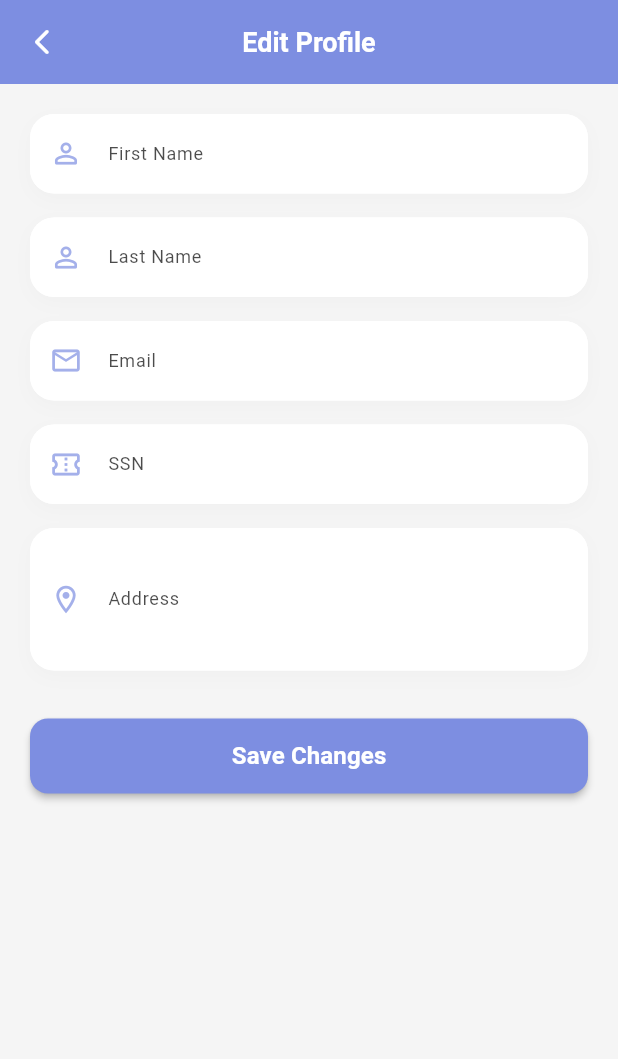
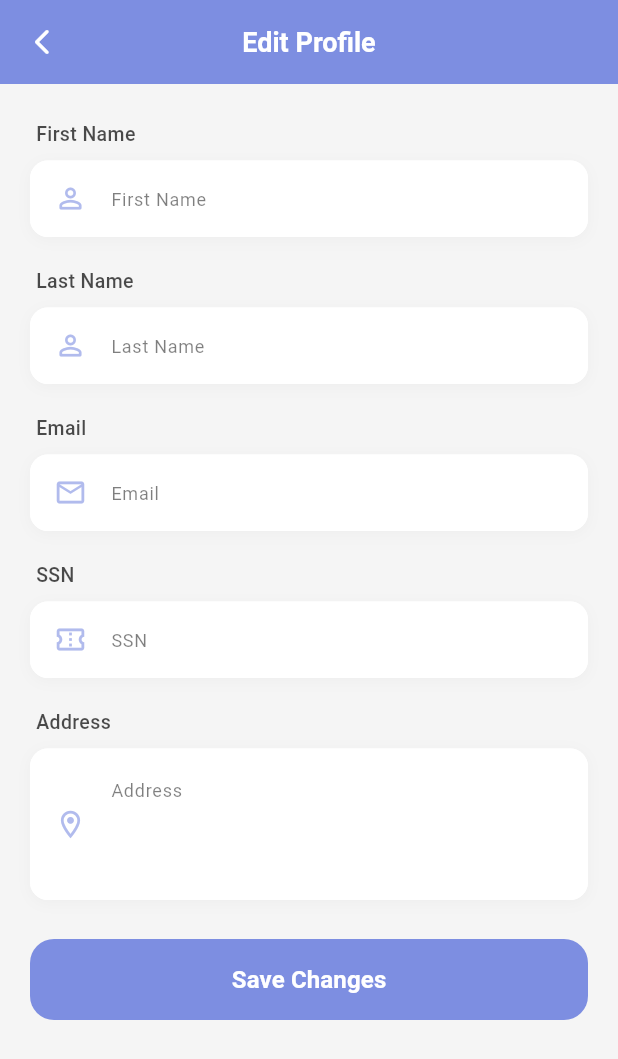
Before and after one commit to TuNguyn/aicom_tech_fe, a Flutter app: the EditProfilePage screen opened directly, on a phone screen of 412 x 824 dp. Shown: the top 1059 px of the screen. Run offline on Flutter 3.47's test engine with Material 3 defaults, Android fonts, the phone set to English and light mode, and no system bars; our stand-ins replace dartz, dio, equatable, flutter_riverpod, flutter_svg, go_router and 2 more; accounts and stored records are empty.

Commit message:
feat: Refactor profile update logic and enhance UI with custom text fields and unfocus wrapper

```diff
--- a/lib/data/datasources/auth_remote_data_source.dart
+++ b/lib/data/datasources/auth_remote_data_source.dart
@@ -111,21 +111,33 @@ class AuthRemoteDataSourceImpl implements AuthRemoteDataSource {
   @override
   Future<TechUserModel> updateProfile(String id, Map<String, dynamic> data) async {
     try {
-      final response = await dioClient.put(
-        '/tech-user/$id',
+      final response = await dioClient.patch(
+        '/employee-app/profile',
         data: data,
       );
 
-      final userJson = response.data['data'] as Map<String, dynamic>;
-      // Assuming the token is not refreshed on profile update, or if it is, handle it.
-      // For now, we might need to retrieve the current token from somewhere or it might be in the response.
-      // If the API doesn't return the token, we might need to pass the existing one.
-      // Let's assume the response contains the updated user object.
-      // We'll use an empty token for now as it's not provided in the update response typically,
-      // but the model requires it. ideally we should get it from the state.
-      // However, data source doesn't have access to state.
-      // We will handle token preservation in the repository or notifier.
-      return TechUserModel.fromJson(userJson, '');
+      // Check if response has data
+      if (response.data == null) {
+        throw ServerException(message: 'Empty response from server');
+      }
+
+      // Try to get data from response
+      final responseData = response.data;
+      Map<String, dynamic> userJson;
+
+      // Check if response has 'data' field or is the data itself
+      if (responseData is Map<String, dynamic>) {
+        if (responseData.containsKey('data')) {
+          userJson = responseData['data'] as Map<String, dynamic>;
+        } else {
+          userJson = responseData;
+        }
+      } else {
+        throw ServerException(message: 'Invalid response format');
+      }
+
+      // Use fromLoginResponse as it handles store object properly
+      return TechUserModel.fromLoginResponse(userJson, '');
     } on AuthException {
       rethrow;
     } on ServerException {
--- a/lib/presentation/pages/auth/login_page.dart
+++ b/lib/presentation/pages/auth/login_page.dart
@@ -10,6 +10,7 @@ import '../../providers/auth_provider.dart';
 import '../../theme/app_colors.dart';
 import '../../theme/app_dimensions.dart';
 import '../../theme/app_text_styles.dart';
+import '../../widgets/unfocus_wrapper.dart';
 
 class LoginPage extends ConsumerStatefulWidget {
   const LoginPage({super.key});
@@ -123,12 +124,13 @@ class _LoginPageState extends ConsumerState<LoginPage> {
       );
     });
 
-    return Scaffold(
-      body: Container(
-        decoration: BoxDecoration(
-          gradient: AppColors.mainBackgroundGradient,
-        ),
-        child: SafeArea(
+    return UnfocusWrapper(
+      child: Scaffold(
+        body: Container(
+          decoration: BoxDecoration(
+            gradient: AppColors.mainBackgroundGradient,
+          ),
+          child: SafeArea(
           child: Center(
             child: SingleChildScrollView(
               padding: const EdgeInsets.all(AppDimensions.spacingL),
@@ -321,6 +323,7 @@ class _LoginPageState extends ConsumerState<LoginPage> {
           ),
         ),
       ),
+      ),
     );
   }
 }
--- a/lib/presentation/pages/profile/edit_profile_page.dart
+++ b/lib/presentation/pages/profile/edit_profile_page.dart
@@ -4,6 +4,8 @@ import 'package:flutter_riverpod/flutter_riverpod.dart';
 import '../../../app_dependencies.dart';
 import '../../theme/app_colors.dart';
 import '../../theme/app_text_styles.dart';
+import '../../widgets/unfocus_wrapper.dart';
+import '../../widgets/custom_text_field.dart';
 
 class EditProfilePage extends ConsumerStatefulWidget {
   const EditProfilePage({super.key});
@@ -92,6 +94,7 @@ class _EditProfilePageState extends ConsumerState<EditProfilePage> {
         statusBarIconBrightness: Brightness.light,
         statusBarBrightness: Brightness.dark,
       ),
+      child: UnfocusWrapper(
         child: Scaffold(
         backgroundColor: AppColors.background,
         appBar: AppBar(
@@ -122,15 +125,18 @@ class _EditProfilePageState extends ConsumerState<EditProfilePage> {
             ),
           ),
         ),
-        body: SingleChildScrollView(
-          physics: const BouncingScrollPhysics(),
+        body: Stack(
+          children: [
+            SingleChildScrollView(
+              physics: const ClampingScrollPhysics(),
               child: Padding(
-            padding: const EdgeInsets.all(20),
+                padding: const EdgeInsets.fromLTRB(20, 24, 20, 100),
                 child: Form(
                   key: _formKey,
                   child: Column(
+                    crossAxisAlignment: CrossAxisAlignment.start,
                     children: [
-                  _buildTextField(
+                      CustomTextField(
                         controller: _firstNameController,
                         label: 'First Name',
                         icon: Icons.person_outline_rounded,
@@ -141,8 +147,8 @@ class _EditProfilePageState extends ConsumerState<EditProfilePage> {
                           return null;
                         },
                       ),
-                  const SizedBox(height: 16),
-                  _buildTextField(
+                      const SizedBox(height: 20),
+                      CustomTextField(
                         controller: _lastNameController,
                         label: 'Last Name',
                         icon: Icons.person_outline_rounded,
@@ -153,55 +159,68 @@ class _EditProfilePageState extends ConsumerState<EditProfilePage> {
                           return null;
                         },
                       ),
-                  const SizedBox(height: 16),
-                  _buildTextField(
+                      const SizedBox(height: 20),
+                      CustomTextField(
                         controller: _emailController,
                         label: 'Email',
                         icon: Icons.email_outlined,
                         keyboardType: TextInputType.emailAddress,
                       ),
-                  const SizedBox(height: 16),
-                  _buildTextField(
+                      const SizedBox(height: 20),
+                      CustomTextField(
                         controller: _ssnController,
                         label: 'SSN',
                         icon: Icons.confirmation_number_outlined,
                         keyboardType: TextInputType.text,
                       ),
-                  const SizedBox(height: 16),
-                  _buildTextField(
+                      const SizedBox(height: 20),
+                      CustomTextField(
                         controller: _addressController,
                         label: 'Address',
                         icon: Icons.location_on_outlined,
                         keyboardType: TextInputType.streetAddress,
                         maxLines: 3,
                       ),
-                  const SizedBox(height: 32),
-                  SizedBox(
+                    ],
+                  ),
+                ),
+              ),
+            ),
+            // Fixed bottom button
+            Positioned(
+              left: 20,
+              right: 20,
+              bottom: 20,
+              child: SizedBox(
                 width: double.infinity,
-                    height: 50,
+                height: 54,
                 child: ElevatedButton(
                   onPressed: isLoading ? null : _submit,
                   style: ElevatedButton.styleFrom(
                     backgroundColor: AppColors.primary,
+                    disabledBackgroundColor: AppColors.primary.withValues(alpha: 0.6),
                     shape: RoundedRectangleBorder(
-                          borderRadius: BorderRadius.circular(12),
+                      borderRadius: BorderRadius.circular(16),
                     ),
-                        elevation: 2,
+                    elevation: 0,
+                    shadowColor: Colors.transparent,
                   ),
                   child: isLoading
                       ? const SizedBox(
-                              width: 24,
-                              height: 24,
+                          width: 22,
+                          height: 22,
                           child: CircularProgressIndicator(
                             color: Colors.white,
-                                strokeWidth: 2,
+                            strokeWidth: 2.5,
                           ),
                         )
                       : Text(
                           'Save Changes',
                           style: AppTextStyles.titleLarge.copyWith(
                             color: Colors.white,
-                                fontWeight: FontWeight.bold,
+                            fontWeight: FontWeight.w600,
+                            fontSize: 16,
+                          ),
                         ),
                 ),
               ),
@@ -210,69 +229,7 @@ class _EditProfilePageState extends ConsumerState<EditProfilePage> {
         ),
         ),
       ),
-        ),
-      ),
     );
   }
 
-  Widget _buildTextField({
-    required TextEditingController controller,
-    required String label,
-    required IconData icon,
-    String? Function(String?)? validator,
-    TextInputType? keyboardType,
-    int maxLines = 1,
-  }) {
-    return Container(
-      decoration: BoxDecoration(
-        color: AppColors.surface,
-        borderRadius: BorderRadius.circular(16),
-        boxShadow: [
-          BoxShadow(
-            color: Colors.black.withValues(alpha: 0.02),
-            blurRadius: 10,
-            offset: const Offset(0, 4),
-          ),
-        ],
-      ),
-      child: TextFormField(
-        controller: controller,
-        validator: validator,
-        keyboardType: keyboardType,
-        maxLines: maxLines,
-        style: AppTextStyles.bodyMedium.copyWith(
-          color: AppColors.textPrimary,
-        ),
-        decoration: InputDecoration(
-          labelText: label,
-          labelStyle: AppTextStyles.bodySmall.copyWith(
-            color: AppColors.textSecondary,
-          ),
-          prefixIcon: Icon(
-            icon,
-            color: AppColors.primary.withValues(alpha: 0.7),
-            size: 22,
-          ),
-          border: OutlineInputBorder(
-            borderRadius: BorderRadius.circular(16),
-            borderSide: BorderSide.none,
-          ),
-          enabledBorder: OutlineInputBorder(
-            borderRadius: BorderRadius.circular(16),
-            borderSide: BorderSide.none,
-          ),
-          focusedBorder: OutlineInputBorder(
-            borderRadius: BorderRadius.circular(16),
-            borderSide: BorderSide(
-              color: AppColors.primary.withValues(alpha: 0.5),
-              width: 1.5,
-            ),
-          ),
-          filled: true,
-          fillColor: AppColors.surface,
-          contentPadding: const EdgeInsets.all(16),
-        ),
-      ),
-    );
 }
-}
--- a/lib/presentation/pages/profile/profile_page.dart
+++ b/lib/presentation/pages/profile/profile_page.dart
@@ -26,7 +26,7 @@ class ProfilePage extends ConsumerWidget {
       child: Scaffold(
         backgroundColor: AppColors.background,
         body: CustomScrollView(
-          physics: const BouncingScrollPhysics(),
+          physics: const ClampingScrollPhysics(),
           slivers: [
             // Consistent Header with MorePage
             SliverAppBar(
--- a/lib/presentation/pages/walk_in/walk_in_edit_detail_page.dart
+++ b/lib/presentation/pages/walk_in/walk_in_edit_detail_page.dart
@@ -2,6 +2,7 @@ import 'package:flutter/material.dart';
 import 'package:intl/intl.dart';
 import '../../theme/app_colors.dart';
 import '../../theme/app_text_styles.dart';
+import '../../widgets/unfocus_wrapper.dart';
 import 'service_station_selection_page.dart';
 
 class WalkInEditDetailPage extends StatefulWidget {
@@ -228,9 +229,10 @@ class _WalkInEditDetailPageState extends State<WalkInEditDetailPage> {
 
   @override
   Widget build(BuildContext context) {
-    return Scaffold(
-      backgroundColor: Colors.grey[50],
-      appBar: AppBar(
+    return UnfocusWrapper(
+      child: Scaffold(
+        backgroundColor: Colors.grey[50],
+        appBar: AppBar(
         backgroundColor: AppColors.primary,
         foregroundColor: Colors.white,
         elevation: 0,
@@ -273,6 +275,7 @@ class _WalkInEditDetailPageState extends State<WalkInEditDetailPage> {
         ],
       ),
       bottomSheet: _buildBottomActions(),
+      ),
     );
   }
 
--- /dev/null
+++ b/lib/presentation/widgets/custom_text_field.dart
@@ -0,0 +1,134 @@
+import 'package:flutter/material.dart';
+import '../theme/app_colors.dart';
+import '../theme/app_text_styles.dart';
+
+/// Custom text field widget with consistent styling across the app
+class CustomTextField extends StatelessWidget {
+  final TextEditingController controller;
+  final String label;
+  final IconData icon;
+  final String? Function(String?)? validator;
+  final TextInputType? keyboardType;
+  final int maxLines;
+  final bool obscureText;
+  final Widget? suffixIcon;
+  final String? hintText;
+  final void Function(String)? onChanged;
+  final bool showLabel;
+  final Color? fillColor;
+
+  const CustomTextField({
+    super.key,
+    required this.controller,
+    required this.label,
+    required this.icon,
+    this.validator,
+    this.keyboardType,
+    this.maxLines = 1,
+    this.obscureText = false,
+    this.suffixIcon,
+    this.hintText,
+    this.onChanged,
+    this.showLabel = true,
+    this.fillColor,
+  });
+
+  @override
+  Widget build(BuildContext context) {
+    return Column(
+      crossAxisAlignment: CrossAxisAlignment.start,
+      children: [
+        if (showLabel)
+          Padding(
+            padding: const EdgeInsets.only(left: 4, bottom: 8),
+            child: Text(
+              label,
+              style: AppTextStyles.bodySmall.copyWith(
+                color: AppColors.textSecondary,
+                fontSize: 13,
+                fontWeight: FontWeight.w500,
+              ),
+            ),
+          ),
+        Container(
+          decoration: BoxDecoration(
+            color: fillColor ?? AppColors.surface,
+            borderRadius: BorderRadius.circular(12),
+            boxShadow: [
+              BoxShadow(
+                color: Colors.black.withValues(alpha: 0.03),
+                blurRadius: 8,
+                offset: const Offset(0, 2),
+              ),
+            ],
+          ),
+          child: TextFormField(
+            controller: controller,
+            validator: validator,
+            keyboardType: keyboardType,
+            maxLines: maxLines,
+            obscureText: obscureText,
+            onChanged: onChanged,
+            style: AppTextStyles.bodyMedium.copyWith(
+              color: AppColors.textPrimary,
+              fontSize: 15,
+            ),
+            decoration: InputDecoration(
+              hintText: hintText ?? label,
+              hintStyle: AppTextStyles.bodySmall.copyWith(
+                color: AppColors.textHint.withValues(alpha: 0.5),
+              ),
+              prefixIcon: Padding(
+                padding: const EdgeInsets.only(left: 16, right: 12),
+                child: Icon(
+                  icon,
+                  color: AppColors.primary.withValues(alpha: 0.6),
+                  size: 22,
+                ),
+              ),
+              prefixIconConstraints: const BoxConstraints(
+                minWidth: 50,
+              ),
+              suffixIcon: suffixIcon,
+              border: OutlineInputBorder(
+                borderRadius: BorderRadius.circular(12),
+                borderSide: BorderSide.none,
+              ),
+              enabledBorder: OutlineInputBorder(
+                borderRadius: BorderRadius.circular(12),
+                borderSide: BorderSide.none,
+              ),
+              focusedBorder: OutlineInputBorder(
+                borderRadius: BorderRadius.circular(12),
+                borderSide: BorderSide(
+                  color: AppColors.primary.withValues(alpha: 0.3),
+                  width: 1.5,
+                ),
+              ),
+              errorBorder: OutlineInputBorder(
+                borderRadius: BorderRadius.circular(12),
+                borderSide: BorderSide(
+                  color: AppColors.error.withValues(alpha: 0.5),
+                  width: 1.5,
+                ),
+              ),
+              focusedErrorBorder: OutlineInputBorder(
+                borderRadius: BorderRadius.circular(12),
+                borderSide: BorderSide(
+                  color: AppColors.error,
+                  width: 1.5,
+                ),
+              ),
+              filled: true,
+              fillColor: fillColor ?? AppColors.surface,
+              contentPadding: EdgeInsets.symmetric(
+                horizontal: 16,
+                vertical: maxLines > 1 ? 16 : 14,
+              ),
+            ),
+          ),
+        ),
+      ],
+    );
+  }
+}
--- /dev/null
+++ b/lib/presentation/widgets/unfocus_wrapper.dart
@@ -0,0 +1,22 @@
+import 'package:flutter/material.dart';
+
+/// Wrapper widget that unfocuses text fields when tapping outside
+class UnfocusWrapper extends StatelessWidget {
+  final Widget child;
+
+  const UnfocusWrapper({
+    super.key,
+    required this.child,
+  });
+
+  @override
+  Widget build(BuildContext context) {
+    return GestureDetector(
+      onTap: () {
+        // Unfocus when tapping outside of text fields
+        FocusScope.of(context).unfocus();
+      },
+      child: child,
+    );
+  }
+}
```
Lines whose indentation alone changed are shown as unchanged.
